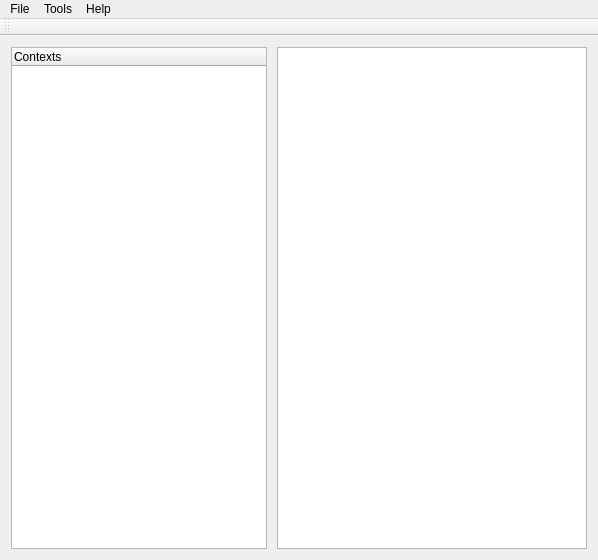
Qt form ui/mainwindow.ui (mlorenzano/linguist) before a commit.
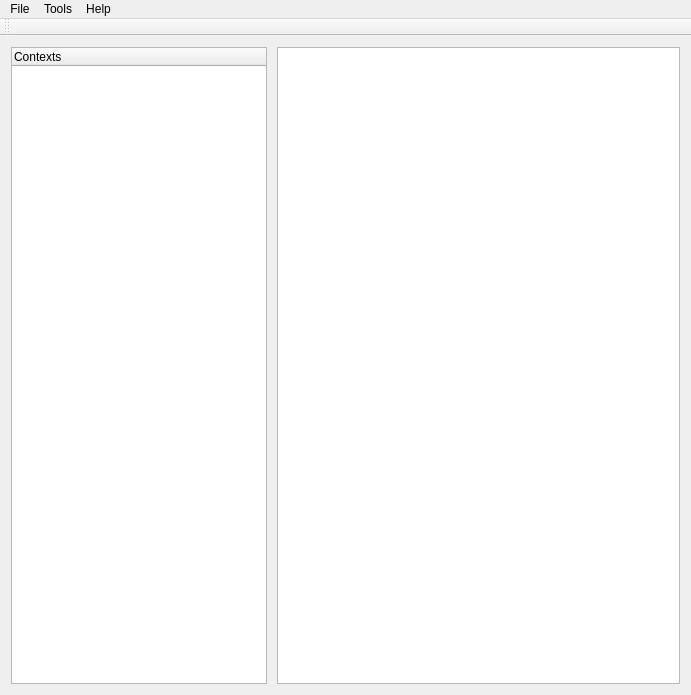
The same form after that commit.

Diff of the .ui file:
```diff
--- a/ui/mainwindow.ui
+++ b/ui/mainwindow.ui
@@ -6,8 +6,8 @@
    <rect>
     <x>0</x>
     <y>0</y>
-    <width>598</width>
-    <height>560</height>
+    <width>691</width>
+    <height>695</height>
    </rect>
   </property>
   <property name="sizePolicy">
@@ -95,7 +95,7 @@
     <rect>
      <x>0</x>
      <y>0</y>
-     <width>598</width>
+     <width>691</width>
      <height>20</height>
     </rect>
    </property>
```
